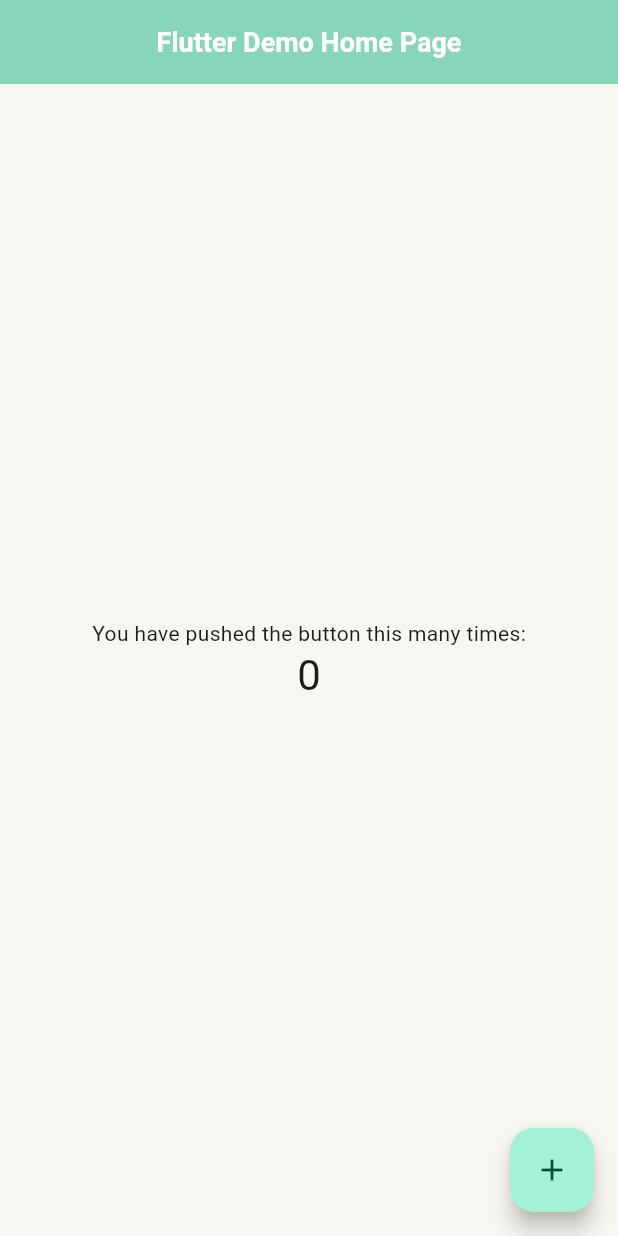
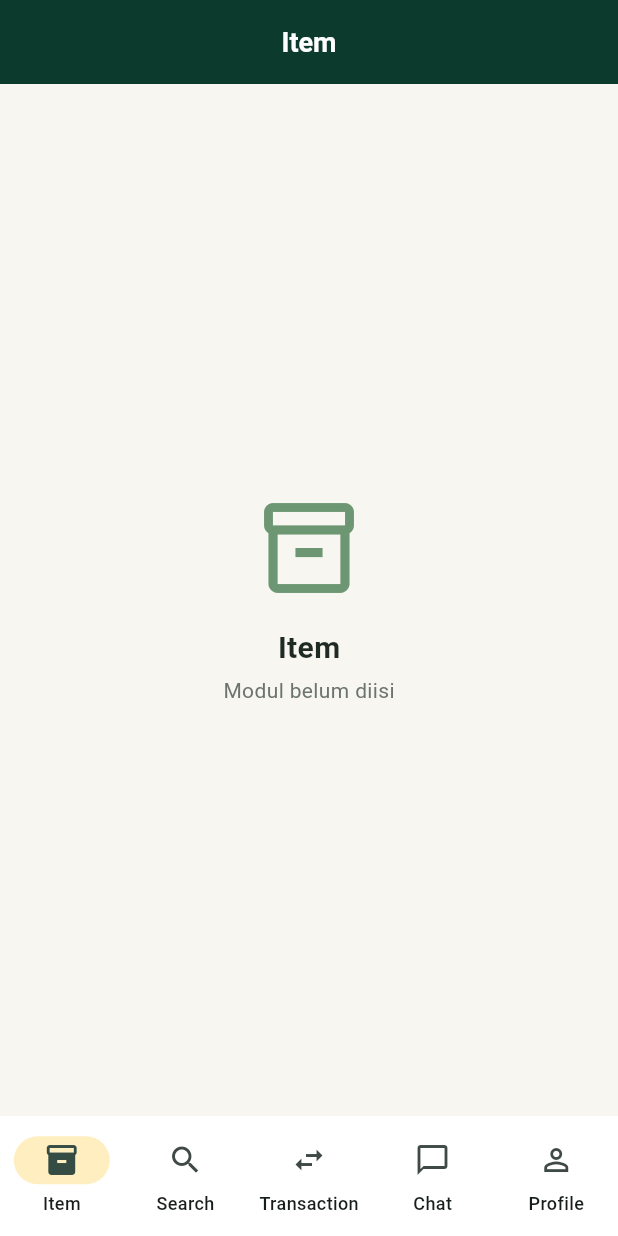
Before and after one commit to pbp-kelompok-a8/pinjemaja-mobile, a Flutter app: the screen it shows after launch, on a phone screen of 412 x 824 dp. Run offline on Flutter 3.47's test engine with Material 3 defaults, Android fonts, the phone set to English and light mode, and no system bars; Roboto replaces fonts that are missing (Poppins).

Commit message:
feat: Add homepage in menu.dart (inc navbar & placeholder page)

```diff
--- a/lib/main.dart
+++ b/lib/main.dart
@@ -1,5 +1,5 @@
 import 'package:flutter/material.dart';
-
+import 'menu.dart';
 void main() {
   runApp(const MyApp());
 }
@@ -66,7 +66,7 @@ class MyApp extends StatelessWidget {
         cardTheme: CardThemeData(
           color: AppColors.white,
           elevation: 2,
-          shadowColor: AppColors.primary.withOpacity(0.08),
+          shadowColor: AppColors.primary.withValues(alpha: 0.08),
           shape: RoundedRectangleBorder(
             borderRadius: BorderRadius.circular(16),
             side: const BorderSide(color: AppColors.border),
@@ -92,7 +92,7 @@ class MyApp extends StatelessWidget {
     // navbar
     navigationBarTheme: NavigationBarThemeData(
           backgroundColor: AppColors.white,
-          indicatorColor: AppColors.accent.withOpacity(0.25),
+          indicatorColor: AppColors.accent.withValues(alpha: 0.25),
           labelTextStyle: WidgetStateProperty.all(
             const TextStyle(
               fontFamily: 'Poppins',
@@ -103,93 +103,7 @@ class MyApp extends StatelessWidget {
         ),
 
       ),
-      home: const MyHomePage(title: 'Flutter Demo Home Page'),
+      home: const MyHomePage(),
     );
   }
 }
-
-class MyHomePage extends StatefulWidget {
-  const MyHomePage({super.key, required this.title});
-
-  // This widget is the home page of your application. It is stateful, meaning
-  // that it has a State object (defined below) that contains fields that affect
-  // how it looks.
-
-  // This class is the configuration for the state. It holds the values (in this
-  // case the title) provided by the parent (in this case the App widget) and
-  // used by the build method of the State. Fields in a Widget subclass are
-  // always marked "final".
-
-  final String title;
-
-  @override
-  State<MyHomePage> createState() => _MyHomePageState();
-}
-
-class _MyHomePageState extends State<MyHomePage> {
-  int _counter = 0;
-
-  void _incrementCounter() {
-    setState(() {
-      // This call to setState tells the Flutter framework that something has
-      // changed in this State, which causes it to rerun the build method below
-      // so that the display can reflect the updated values. If we changed
-      // _counter without calling setState(), then the build method would not be
-      // called again, and so nothing would appear to happen.
-      _counter++;
-    });
-  }
-
-  @override
-  Widget build(BuildContext context) {
-    // This method is rerun every time setState is called, for instance as done
-    // by the _incrementCounter method above.
-    //
-    // The Flutter framework has been optimized to make rerunning build methods
-    // fast, so that you can just rebuild anything that needs updating rather
-    // than having to individually change instances of widgets.
-    return Scaffold(
-      appBar: AppBar(
-        // TRY THIS: Try changing the color here to a specific color (to
-        // Colors.amber, perhaps?) and trigger a hot reload to see the AppBar
-        // change color while the other colors stay the same.
-        backgroundColor: Theme.of(context).colorScheme.inversePrimary,
-        // Here we take the value from the MyHomePage object that was created by
-        // the App.build method, and use it to set our appbar title.
-        title: Text(widget.title),
-      ),
-      body: Center(
-        // Center is a layout widget. It takes a single child and positions it
-        // in the middle of the parent.
-        child: Column(
-          // Column is also a layout widget. It takes a list of children and
-          // arranges them vertically. By default, it sizes itself to fit its
-          // children horizontally, and tries to be as tall as its parent.
-          //
-          // Column has various properties to control how it sizes itself and
-          // how it positions its children. Here we use mainAxisAlignment to
-          // center the children vertically; the main axis here is the vertical
-          // axis because Columns are vertical (the cross axis would be
-          // horizontal).
-          //
-          // TRY THIS: Invoke "debug painting" (choose the "Toggle Debug Paint"
-          // action in the IDE, or press "p" in the console), to see the
-          // wireframe for each widget.
-          mainAxisAlignment: .center,
-          children: [
-            const Text('You have pushed the button this many times:'),
-            Text(
-              '$_counter',
-              style: Theme.of(context).textTheme.headlineMedium,
-            ),
-          ],
-        ),
-      ),
-      floatingActionButton: FloatingActionButton(
-        onPressed: _incrementCounter,
-        tooltip: 'Increment',
-        child: const Icon(Icons.add),
-      ),
-    );
-  }
-}
--- /dev/null
+++ b/lib/menu.dart
@@ -0,0 +1,111 @@
+import 'package:flutter/material.dart';
+import 'main.dart';
+
+class PlaceholderPage extends StatelessWidget {
+  final String title;
+  final IconData icon;
+  const PlaceholderPage({super.key, required this.title, required this.icon});
+
+  @override
+  Widget build(BuildContext context) {
+    return Scaffold(
+      appBar: AppBar(title: Text(title)),
+      body: Center (child: Column(
+        mainAxisAlignment: .center,
+        children: [
+          Icon(icon, size: 72, color: AppColors.secondary),
+            const SizedBox(height: 16),
+            Text(
+              title,
+              style: const TextStyle(
+                fontSize: 20,
+                fontWeight: FontWeight.w600,
+                color: AppColors.text,
+              ),
+            ),
+            const SizedBox(height: 4),
+            const Text(
+              'Modul belum diisi',
+              style: TextStyle(color: AppColors.muted),
+            ),
+          ],
+        ),
+      ),
+    );
+  }
+}
+
+
+class MyHomePage extends StatefulWidget {
+  const MyHomePage({super.key});
+
+  // This widget is the home page of your application. It is stateful, meaning
+  // that it has a State object (defined below) that contains fields that affect
+  // how it looks.
+
+  // This class is the configuration for the state. It holds the values (in this
+  // case the title) provided by the parent (in this case the App widget) and
+  // used by the build method of the State. Fields in a Widget subclass are
+  // always marked "final".
+
+  @override
+  State<MyHomePage> createState() => _MyHomePageState();
+}
+
+class _MyHomePageState extends State<MyHomePage> {
+  int _index = 0;
+
+  final List<Widget> _pages = const [
+    PlaceholderPage(title: 'Item',    icon: Icons.inventory_2_outlined),
+    PlaceholderPage(title: 'Seach',      icon: Icons.search),
+    PlaceholderPage(title: 'Transaction', icon: Icons.swap_horiz),
+    PlaceholderPage(title: 'Chat',      icon: Icons.chat_bubble_outline),
+    PlaceholderPage(title: 'Profile',    icon: Icons.person_outline),
+  ];
+
+  @override
+  Widget build(BuildContext context) {
+    // This method is rerun every time setState is called, for instance as done
+    // by the _incrementCounter method above.
+    //
+    // The Flutter framework has been optimized to make rerunning build methods
+    // fast, so that you can just rebuild anything that needs updating rather
+    // than having to individually change instances of widgets.
+    return Scaffold(
+      body: _pages[_index],
+
+      // navigation bar bawah
+      bottomNavigationBar: NavigationBar(
+        selectedIndex: _index,
+        onDestinationSelected: (i) => setState(() => _index = i),
+        destinations: const [
+          NavigationDestination(
+            icon: Icon(Icons.inventory_2_outlined),
+            selectedIcon: Icon(Icons.inventory_2),
+            label: 'Item',
+          ),
+          NavigationDestination(
+            icon: Icon(Icons.search),
+            selectedIcon: Icon(Icons.search),
+            label: 'Search',
+          ),
+          NavigationDestination(
+            icon: Icon(Icons.swap_horiz),
+            selectedIcon: Icon(Icons.swap_horiz),
+            label: 'Transaction',
+          ),
+          NavigationDestination(
+            icon: Icon(Icons.chat_bubble_outline),
+            selectedIcon: Icon(Icons.chat_bubble),
+            label: 'Chat',
+          ),
+          NavigationDestination(
+            icon: Icon(Icons.person_outline),
+            selectedIcon: Icon(Icons.person),
+            label: 'Profile',
+          ),
+        ]
+      )
+    );
+  }
+}
```
